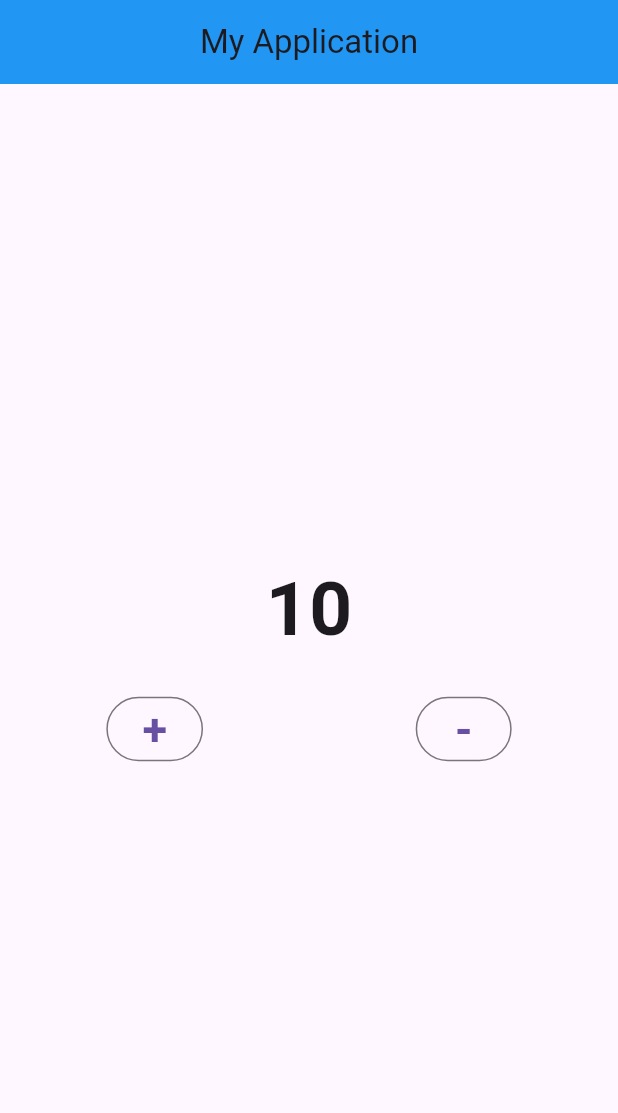
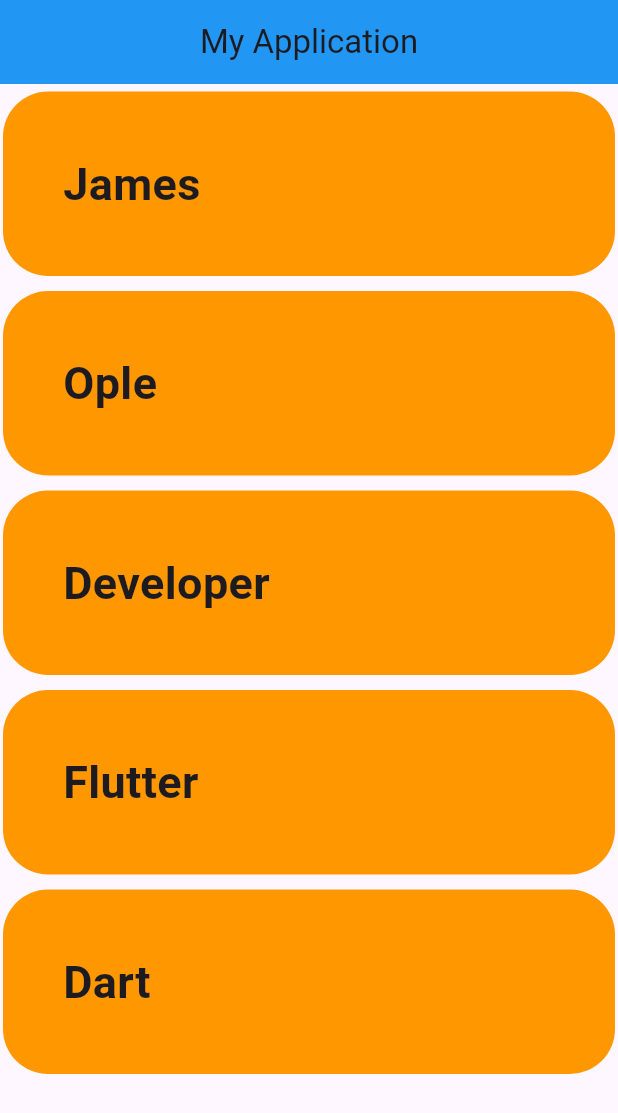
Before and after one commit to James28Dev/flutter-person-registry-kongruksiam-course, a Flutter app: the screen it shows after launch, on a phone screen of 412 x 824 dp. Shown: the top 1113 px of the screen. Run offline on Flutter 3.47's test engine with Material 3 defaults, Android fonts, the phone set to English and light mode, and no system bars.

Commit message:
Refactor `person_registry_app/lib/screens/item.dart` by replacing the counter logic with a `ListView.builder` that displays a list of strings in styled containers.

```diff
--- a/person_registry_app/lib/screens/item.dart
+++ b/person_registry_app/lib/screens/item.dart
@@ -8,53 +8,26 @@
 }
 
 class _ItemState extends State<Item> {
-  int quantity = 10;
-
-  void addQuantity() {
-    setState(() {
-      quantity += 1;
-    });
-  }
-
-  void removeQuantity() {
-    setState(() {
-      quantity = quantity <= 0 ? 0 : quantity - 1;
-    });
-  }
+  List data = ["James", "Ople", "Developer", "Flutter", "Dart"];
 
   @override
   Widget build(BuildContext context) {
-    return Center(
-      child: Column(
-        mainAxisAlignment: MainAxisAlignment.center,
-        children: [
-          Text(
-            "$quantity",
-            style: TextStyle(fontSize: 50, fontWeight: FontWeight.bold),
+    return ListView.builder(
+      itemCount: data.length,
+      itemBuilder: (context, index) {
+        return Container(
+          decoration: BoxDecoration(
+            borderRadius: BorderRadius.circular(30),
+            color: Colors.orange,
           ),
-          const SizedBox(height: 20),
-          Row(
-            mainAxisAlignment: MainAxisAlignment.spaceEvenly,
-            children: [
-              OutlinedButton(
-                onPressed: addQuantity,
-                child: const Text(
-                  "+",
-                  style: TextStyle(fontSize: 30, fontWeight: FontWeight.bold),
-                ),
-              ),
-              const SizedBox(height: 20),
-              OutlinedButton(
-                onPressed: removeQuantity,
-                child: const Text(
-                  "-",
-                  style: TextStyle(fontSize: 30, fontWeight: FontWeight.bold),
-                ),
-              ),
-            ],
+          margin: EdgeInsets.symmetric(horizontal: 2, vertical: 5),
+          padding: EdgeInsets.all(40),
+          child: Text(
+            data[index],
+            style: TextStyle(fontSize: 30, fontWeight: FontWeight.bold),
           ),
-        ],
-      ),
+        );
+      },
     );
   }
 }
```
